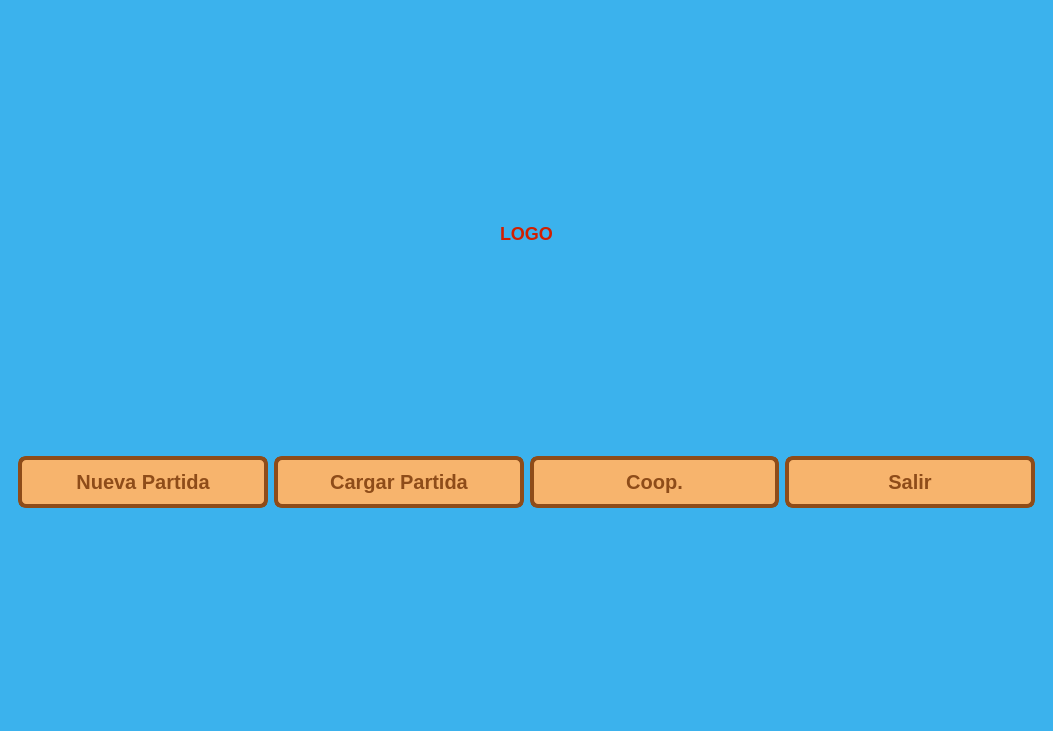
Old version of the form client/ui/pantallaprincipal.ui in the repository notconra/Stardew_Valley-Taller_de_Programacion-Veiga-Grupo_17.
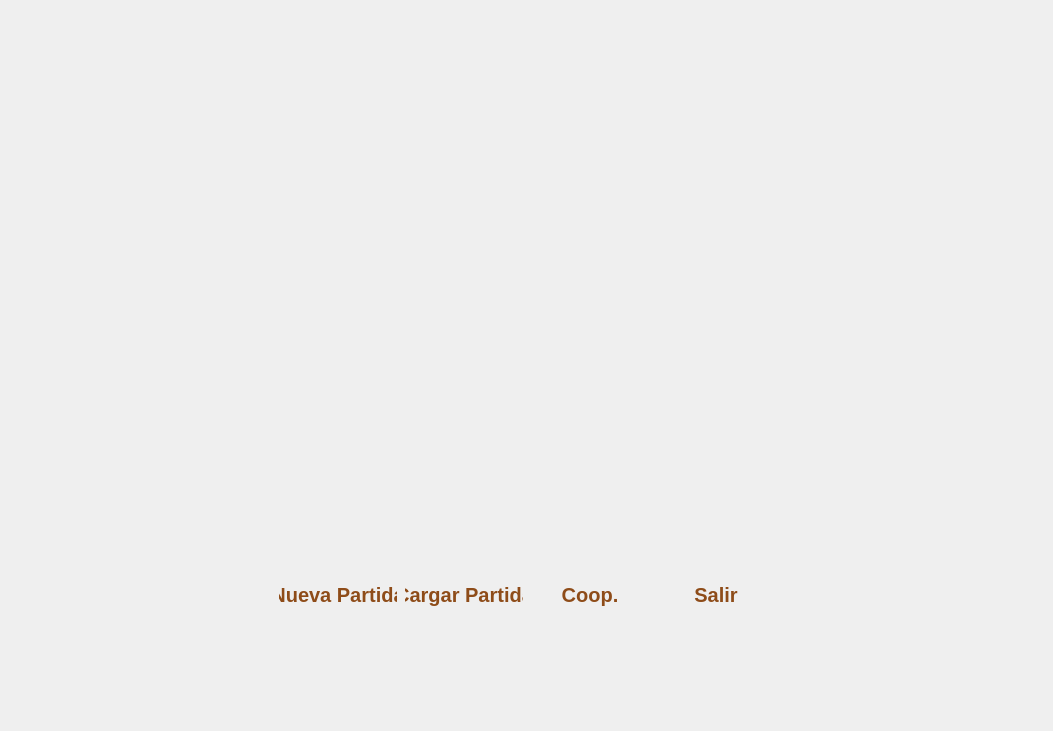
New version of the form.

Commit message: feat(ui): agregar logo, nubes animadas y botones oficiales al menú principal

The edit to the form file:
```diff
--- a/client/ui/pantallaprincipal.ui
+++ b/client/ui/pantallaprincipal.ui
@@ -17,9 +17,40 @@
    <string>Stardrew Valley</string>
   </property>
   <property name="styleSheet">
-   <string notr="true">/* Fondo color cielo*/
-QWidget#PantallaPrincipal {
-    background-color: #3bb2ed;
+   <string notr="true">/* Fondo transparente para ver el cielo animado */
+QWidget#centralwidget, QStackedWidget#stackedWidget, QWidget#page {
+    background: transparent;
+}
+
+/* Botones especiales del menú principal con sprites pixel-art */
+QPushButton#btn_nueva_partida,
+QPushButton#btn_retomar_partida,
+QPushButton#btn_unirse_codigo,
+QPushButton#btn_salir {
+    background-color: transparent;
+    border: none;
+    padding: 0px;
+    min-width: 118px;
+    min-height: 93px;
+    max-width: 118px;
+    max-height: 93px;
+}
+
+QPushButton#btn_nueva_partida:hover,
+QPushButton#btn_retomar_partida:hover,
+QPushButton#btn_unirse_codigo:hover,
+QPushButton#btn_salir:hover {
+    background-color: transparent;
+    border: none;
+}
+
+QPushButton#btn_nueva_partida:pressed,
+QPushButton#btn_retomar_partida:pressed,
+QPushButton#btn_unirse_codigo:pressed,
+QPushButton#btn_salir:pressed {
+    background-color: transparent;
+    border: none;
+    padding: 0px;
 }
 
 /* Botones tipo madera*/
@@ -168,15 +199,21 @@
           <property name="sizeHint" stdset="0">
            <size>
             <width>20</width>
-            <height>165</height>
+            <height>20</height>
            </size>
           </property>
          </spacer>
         </item>
         <item>
          <widget class="QLabel" name="label">
+          <property name="minimumSize">
+           <size>
+            <width>660</width>
+            <height>380</height>
+           </size>
+          </property>
           <property name="text">
-           <string>LOGO</string>
+           <string/>
           </property>
           <property name="alignment">
            <set>Qt::AlignmentFlag::AlignCenter</set>
@@ -190,14 +227,30 @@
           </property>
           <property name="sizeHint" stdset="0">
            <size>
-            <width>898</width>
-            <height>156</height>
+            <width>20</width>
+            <height>20</height>
            </size>
           </property>
          </spacer>
         </item>
         <item>
          <layout class="QHBoxLayout" name="horizontalLayout">
+          <property name="spacing">
+           <number>8</number>
+          </property>
+          <item>
+           <spacer name="horizontalSpacer_btn_left">
+            <property name="orientation">
+             <enum>Qt::Orientation::Horizontal</enum>
+            </property>
+            <property name="sizeHint" stdset="0">
+             <size>
+              <width>40</width>
+              <height>20</height>
+             </size>
+            </property>
+           </spacer>
+          </item>
           <item>
            <widget class="QPushButton" name="btn_nueva_partida">
             <property name="text">
@@ -226,6 +279,19 @@
             </property>
            </widget>
           </item>
+          <item>
+           <spacer name="horizontalSpacer_btn_right">
+            <property name="orientation">
+             <enum>Qt::Orientation::Horizontal</enum>
+            </property>
+            <property name="sizeHint" stdset="0">
+             <size>
+              <width>40</width>
+              <height>20</height>
+             </size>
+            </property>
+           </spacer>
+          </item>
          </layout>
         </item>
         <item>
@@ -236,7 +302,7 @@
           <property name="sizeHint" stdset="0">
            <size>
             <width>20</width>
-            <height>165</height>
+            <height>30</height>
            </size>
           </property>
          </spacer>
```
Left out of the diff: 2 changed lines with no effect on the pictures. The commit also changes 3 other files.
